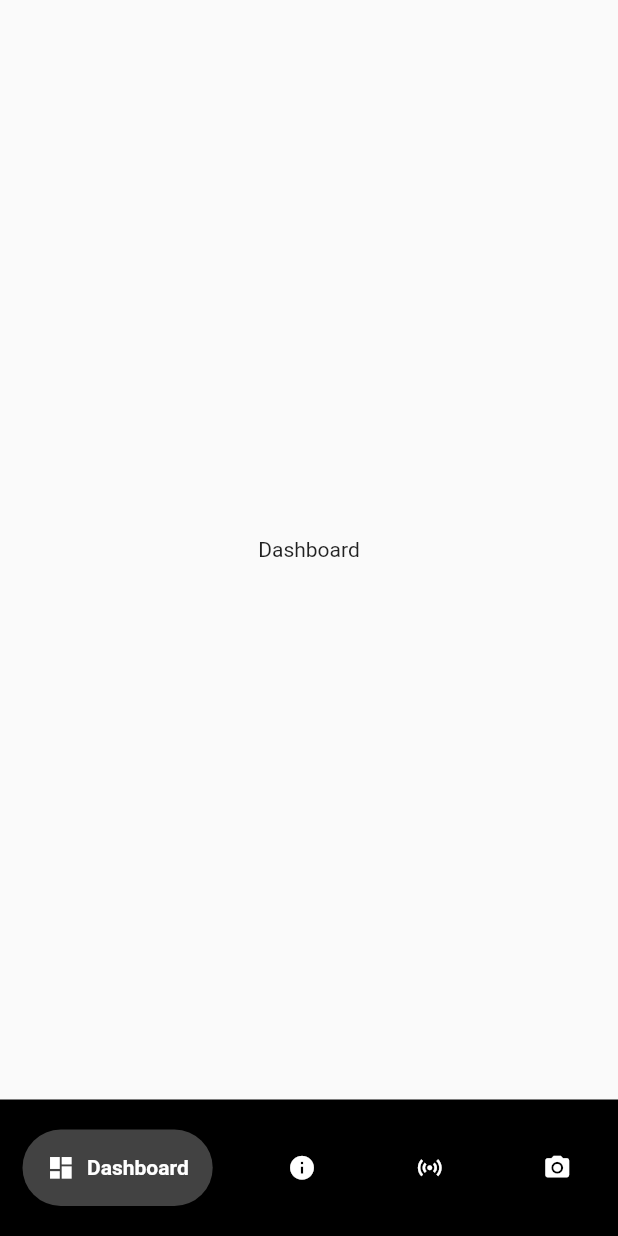
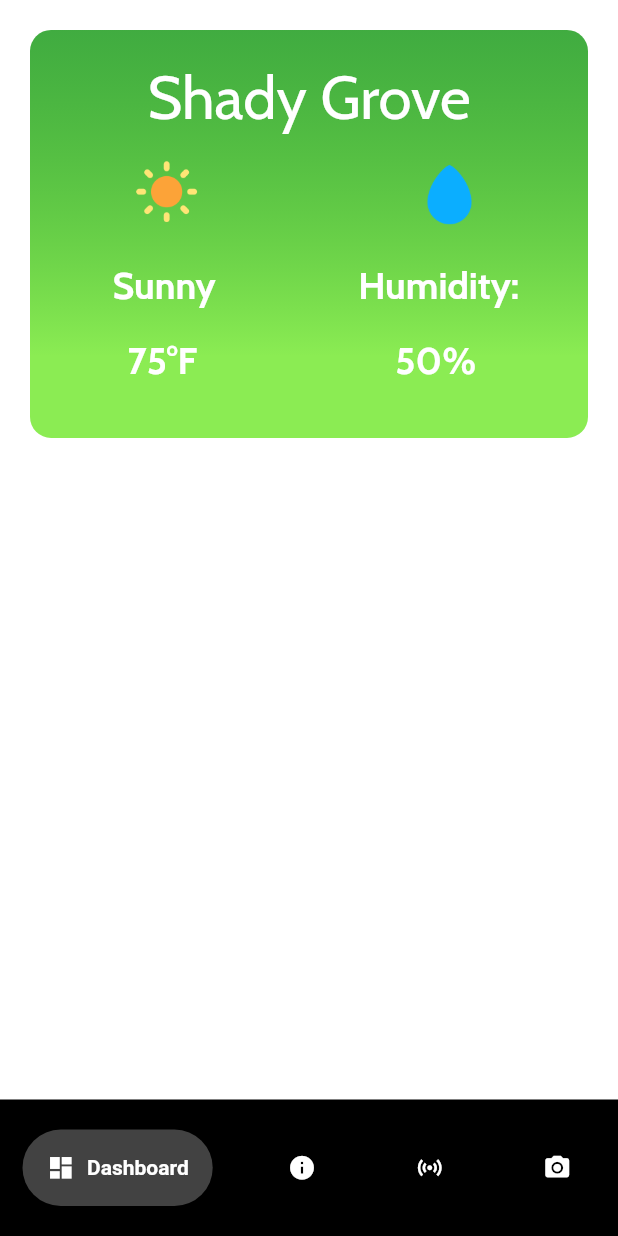
Before and after one commit to zaydanr/trans_plant, a Flutter app: the screen it shows after launch, on a phone screen of 412 x 824 dp. Run offline on Flutter 3.47's test engine with Material 2 defaults, Android fonts, the phone set to English and light mode, and no system bars; drawn by our look-alikes of google_nav_bar; our stand-ins replace geolocator, google_fonts, youtube_player_flutter.

Commit message:
Added Weather Tab, still working on API connection.

```diff
--- a/lib/camera.dart
+++ b/lib/camera.dart
@@ -15,7 +15,6 @@ class _CameraState extends State<Camera> {
   @override
 
   void initState() {
-    // TODO: implement initState
     final videoID = YoutubePlayer.convertUrlToId(videoURL);
 
     _controller = YoutubePlayerController(
--- a/lib/dashboard.dart
+++ b/lib/dashboard.dart
@@ -0,0 +1,134 @@
+import 'package:flutter/material.dart';
+import 'package:google_fonts/google_fonts.dart';
+class Weather extends StatelessWidget {
+  const Weather ({Key? key}) : super(key : key);
+
+  @override
+  Widget build(BuildContext context) {
+    Size size = MediaQuery.of(context).size;
+    return Scaffold(
+      // ignore: avoid_unnecessary_containers
+      body: Padding(
+        padding: const EdgeInsets.only(top: 20.0),
+        child: Container(
+          child: Column(
+            children: [
+              Container(
+                height: size.height * 0.33,
+                width: size.width,
+                margin: EdgeInsets.only(right: 20, left: 20),
+                decoration: BoxDecoration(
+                  borderRadius: BorderRadius.circular(14),
+                  gradient: LinearGradient(
+                    colors: [
+                      Color.fromARGB(255, 139, 236, 83),
+                      Color.fromARGB(193, 3, 145, 3),
+                    ],
+                    begin: Alignment.bottomCenter,
+                    end: Alignment.topCenter,
+                    stops: [0.2, 1.2],
+                  ),
+                ),
+                child: Column(
+                  children: [
+                    Padding(
+                      padding: const EdgeInsets.only(top: 20.0),
+                      child: Text(
+                        'Shady Grove',
+                        style: GoogleFonts.cabin(
+                          textStyle: TextStyle(
+                            color: Colors.white,
+                            fontSize: 40),
+                        ),
+                          ),
+                    ),
+                    Expanded(
+                      child: Row(
+                        children: [
+                          Padding(
+                            padding: const EdgeInsets.only(left: 40.0, top: 10),
+                            child: Image.asset(
+                            'assets/sunny.png',
+                            width: size.width * 0.25),
+                    ),
+                    Padding(
+                      padding: const EdgeInsets.only(left: 100.0, top: 14),
+                      child: Image.asset(
+                        'assets/humidity.png',
+                        width: size.width * .18,),
+                    )
+                        ],
+                      )
+                    ),
+                    Expanded(
+                      child: Row(
+                        children: [
+                          Padding(
+                           padding: const EdgeInsets.only(left: 55.0),
+                            child: Text(
+                            'Sunny',
+                            style: GoogleFonts.cabin(
+                              textStyle: TextStyle(
+                                color: Colors.white,
+                                fontSize: 25,
+                                fontWeight: FontWeight.bold,
+                          ),
+                        )),
+                          ),
+                          Padding(
+                            padding: const EdgeInsets.only(left: 95.0),
+                            child: Text(
+                              'Humidity:',
+                              style: GoogleFonts.cabin(
+                                textStyle: TextStyle(
+                                  color: Colors.white,
+                                  fontSize: 25,
+                                  fontWeight: FontWeight.bold
+                                )
+                              )),
+                          )
+                        ]
+                      )
+                    ),
+                    Expanded(
+                      child: Row(
+                        children: [
+                          Padding(
+                            padding: const EdgeInsets.only(left: 65.0, bottom: 35),
+                            child: Text(
+                              '75°F',
+                              style: GoogleFonts.cabin(
+                                textStyle: TextStyle(
+                                  color: Colors.white,
+                                  fontSize: 25,
+                                  fontWeight: FontWeight.bold,
+                          ),
+                            )
+                            )
+                          ),
+                          Padding(
+                            padding: const EdgeInsets.only(left: 132.0, bottom: 35),
+                            child: Text(
+                              '50%',
+                              style: GoogleFonts.cabin(
+                                textStyle: TextStyle(
+                                  color: Colors.white,
+                                  fontSize: 25,
+                                  fontWeight: FontWeight.bold
+                                )
+                              ),
+                            ),
+                          )
+                        ],
+                        ),
+                        ),
+                  ],
+                ),
+                ),
+            ]
+            ),
+        ),
+      )
+    );
+  }
+}
--- /dev/null
+++ b/lib/getLocation.dart
@@ -0,0 +1,42 @@
+import 'package:geolocator/geolocator.dart';
+
+/// Determine the current position of the device.
+///
+/// When the location services are not enabled or permissions
+/// are denied the `Future` will return an error.
+Future<Position> GetPosition() async {
+  bool serviceEnabled;
+  LocationPermission permission;
+
+  // Test if location services are enabled.
+  serviceEnabled = await Geolocator.isLocationServiceEnabled();
+  if (!serviceEnabled) {
+    // Location services are not enabled don't continue
+    // accessing the position and request users of the
+    // App to enable the location services.
+    return Future.error('Location services are disabled.');
+  }
+
+  permission = await Geolocator.checkPermission();
+  if (permission == LocationPermission.denied) {
+    permission = await Geolocator.requestPermission();
+    if (permission == LocationPermission.denied) {
+      // Permissions are denied, next time you could try
+      // requesting permissions again (this is also where
+      // Android's shouldShowRequestPermissionRationale
+      // returned true. According to Android guidelines
+      // your App should show an explanatory UI now.
+      return Future.error('Location permissions are denied');
+    }
+  }
+
+  if (permission == LocationPermission.deniedForever) {
+    // Permissions are denied forever, handle appropriately.
+    return Future.error(
+      'Location permissions are permanently denied, we cannot request permissions.');
+  }
+
+  // When we reach here, permissions are granted and we can
+  // continue accessing the position of the device.
+  return await Geolocator.getCurrentPosition();
+}
--- a/lib/main.dart
+++ b/lib/main.dart
@@ -1,7 +1,9 @@
 import 'package:flutter/material.dart';
+import 'package:flutter/services.dart';
 import 'navbar.dart';
 
 void main() {
+  SystemChrome.setSystemUIOverlayStyle(const SystemUiOverlayStyle(statusBarColor: Colors.transparent));
   runApp(const MyApp());
 }
 
@@ -10,10 +12,12 @@ class MyApp extends StatelessWidget {
 
   @override
   Widget build(BuildContext context) {
-    return const MaterialApp(
+    return  MaterialApp(
       debugShowCheckedModeBanner: false,
-      home: HomePage()
-
+      home: const HomePage(),
+      theme:  ThemeData(
+        scaffoldBackgroundColor: Colors.white,
+      )
     ); // Material App
   }
 }
--- a/lib/navbar.dart
+++ b/lib/navbar.dart
@@ -1,6 +1,7 @@
 import 'package:flutter/material.dart';
 import 'package:google_nav_bar/google_nav_bar.dart';
 import 'camera.dart';
+import 'dashboard.dart';
 
 class HomePage extends StatefulWidget {
   const HomePage({Key? key}) : super(key: key);
@@ -14,9 +15,7 @@ class _HomePageState extends State<HomePage>{
 
   int _SelectedIndex = 0;
   static const List<Widget> _widgetOptions = <Widget>[
-    Text(
-      "Dashboard",
-    ),
+    Weather(),
     Text(
       "Plant Info"
     ),
@@ -39,8 +38,8 @@ class _HomePageState extends State<HomePage>{
             color: Colors.white,
             activeColor: Colors.white,
             tabBackgroundColor: Colors.grey.shade800,
-            padding: EdgeInsets.all(16),
-            tabs: [
+            padding: const EdgeInsets.all(16),
+            tabs: const [
               GButton(
                 icon: Icons.dashboard,
                 text: 'Dashboard',
--- /dev/null
+++ b/lib/weatherModel.dart
@@ -0,0 +1,14 @@
+class Weather{
+  var cityName;
+  var icon;
+  var condition;
+  var temp;
+  var humidity;
+  var last_update;
+
+  Weather(
+    {
+      required this.cityName, required this.icon, required this.condition, required this.temp, required this.humidity, required this.last_update
+    }
+  );
+}
```
Also changed, not shown: pubspec.yaml (+5 -3 lines), assets/humidity.png (added), assets/sunny.png (added), pubspec.lock, 3 other files.
